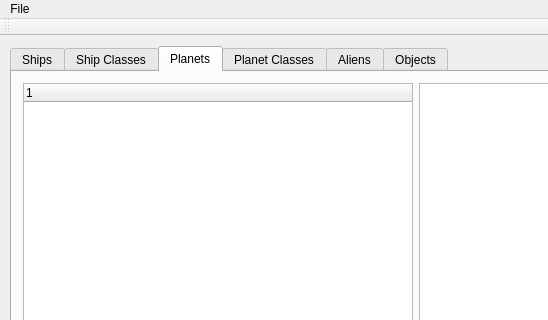
Qt form nomad-resource-explorer/mainwindow.ui (colinbourassa/nomad-resource-explorer) before a commit; both pictures show x 0 to 548 and y 0 to 320 of the 831 by 579 pixel window.
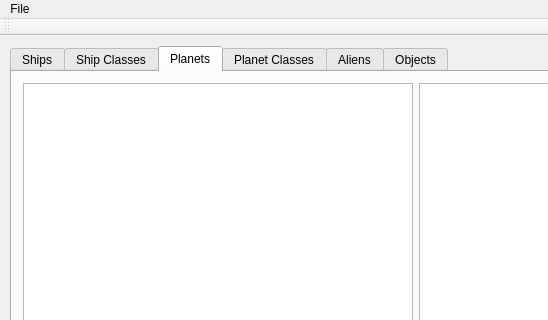
The same form after that commit.

What changed in the file:
```diff
--- a/nomad-resource-explorer/mainwindow.ui
+++ b/nomad-resource-explorer/mainwindow.ui
@@ -41,15 +41,6 @@
       <string>Planets</string>
      </attribute>
      <layout class="QGridLayout" name="gridLayout_4">
-      <item row="0" column="0" rowspan="2">
-       <widget class="QTreeWidget" name="m_placeTreeview">
-        <column>
-         <property name="text">
-          <string notr="true">1</string>
-         </property>
-        </column>
-       </widget>
-      </item>
       <item row="0" column="1">
        <widget class="QGraphicsView" name="m_planetView"/>
       </item>
@@ -141,6 +132,21 @@
         </item>
        </layout>
       </item>
+      <item row="0" column="0" rowspan="2">
+       <widget class="QTableWidget" name="m_placeTable">
+        <property name="columnCount">
+         <number>2</number>
+        </property>
+        <attribute name="horizontalHeaderVisible">
+         <bool>false</bool>
+        </attribute>
+        <attribute name="verticalHeaderVisible">
+         <bool>false</bool>
+        </attribute>
+        <column/>
+        <column/>
+       </widget>
+      </item>
      </layout>
     </widget>
     <widget class="QWidget" name="m_tabPlanetClasses">
```
